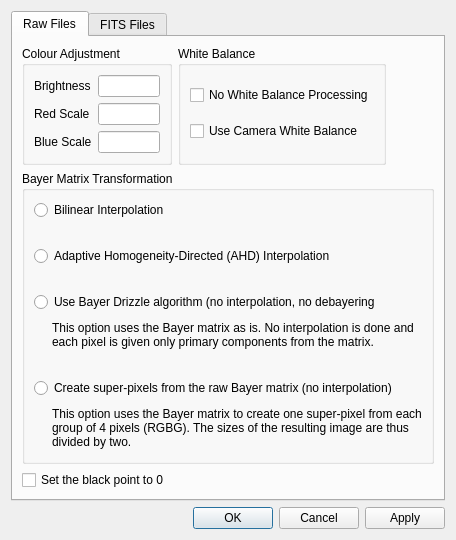
First picture: the form in DeepSkyStacker/ui/RawDDPSettings.ui, repository deepskystacker/DSS, before the edit.
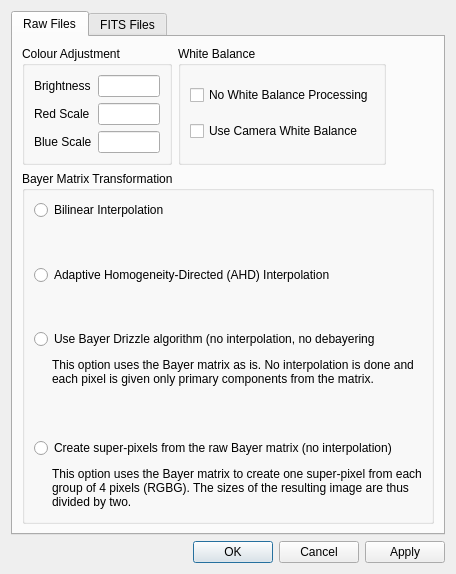
Second picture: the form after the edit.

Commit message: Automatic determination of "Set Black Point to Zero"

```diff
--- a/DeepSkyStacker/ui/RawDDPSettings.ui
+++ b/DeepSkyStacker/ui/RawDDPSettings.ui
@@ -7,7 +7,7 @@
     <x>0</x>
     <y>0</y>
     <width>456</width>
-    <height>540</height>
+    <height>574</height>
    </rect>
   </property>
   <property name="windowTitle">
@@ -283,13 +283,6 @@
          </layout>
         </widget>
        </item>
-       <item>
-        <widget class="QCheckBox" name="blackPointToZero">
-         <property name="text">
-          <string>Set the black point to 0</string>
-         </property>
-        </widget>
-       </item>
       </layout>
      </widget>
      <widget class="QWidget" name="fitsFilesTab">
```
The commit also changes 3 other files.
